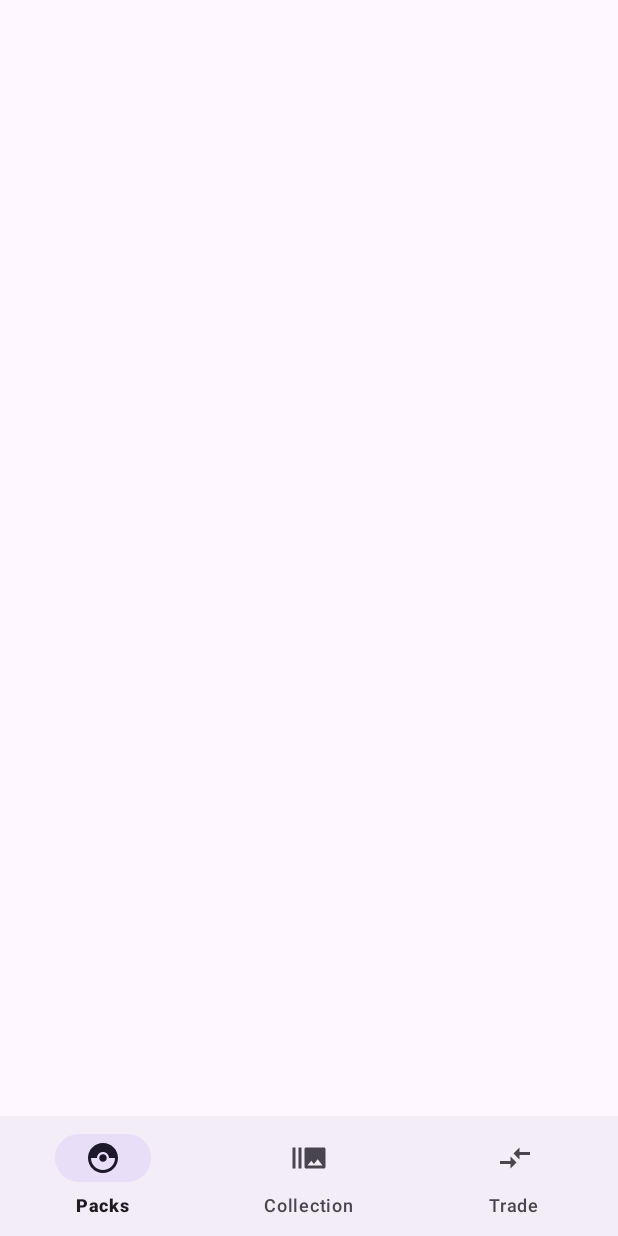
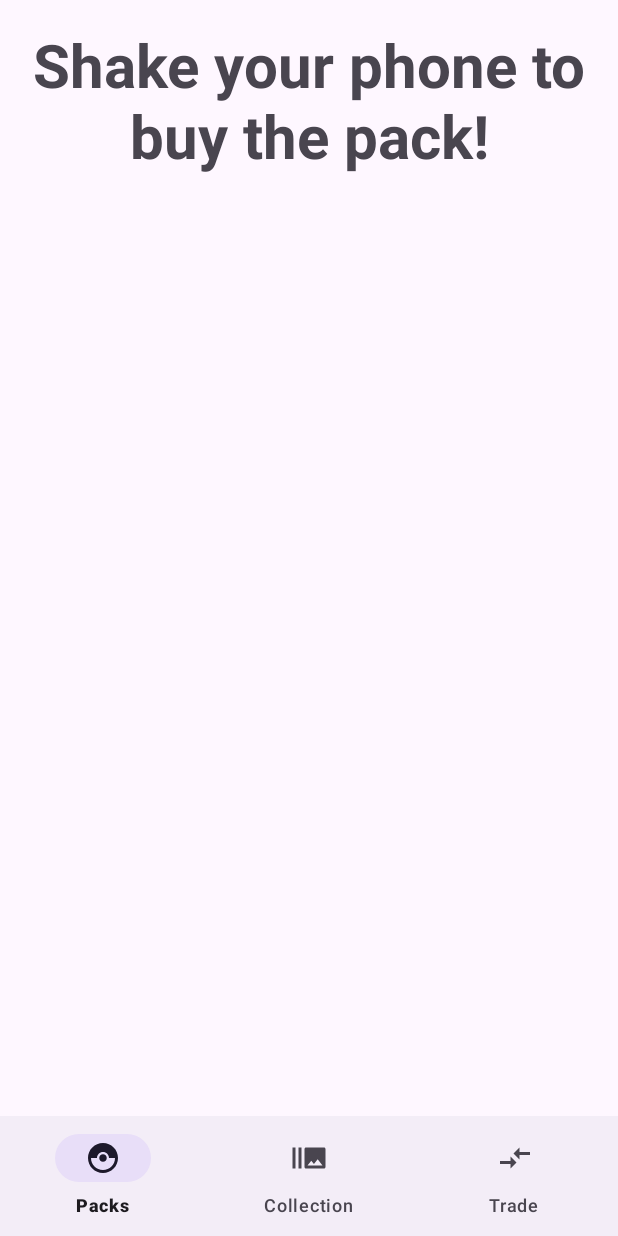
Before and after one commit to jonlanda/M335, an Android app: the screen it shows after launch (MainActivity), on a phone screen of 412 x 824 dp. Run offline under Robolectric (Android 15) with nearby library versions, the phone set to English and light mode, and no system bars; our stand-ins replace navigation-ui; 1 statement that could not run was skipped.

Commit message:
displaying pictures of characters in collection

```diff
--- a/app/src/main/AndroidManifest.xml
+++ b/app/src/main/AndroidManifest.xml
@@ -1,6 +1,7 @@
 <?xml version="1.0" encoding="utf-8"?>
 <manifest xmlns:android="http://schemas.android.com/apk/res/android"
     xmlns:tools="http://schemas.android.com/tools">
+    <uses-permission android:name="android.permission.INTERNET" />
 
     <application
         android:allowBackup="true"
@@ -21,8 +22,6 @@
                 <category android:name="android.intent.category.LAUNCHER" />
             </intent-filter>
         </activity>
-        <activity android:name=".CollectionActivity" android:exported="true">
-        </activity>
         <service
             android:name=".service.CharacterService"
             android:enabled="true"
--- a/app/src/main/java/ch/txispa/shaketcg/customs/CustomArrayAdapter.java
+++ b/app/src/main/java/ch/txispa/shaketcg/customs/CustomArrayAdapter.java
@@ -15,6 +15,7 @@ import com.squareup.picasso.Picasso;
 import java.util.List;
 
 import ch.txispa.shaketcg.R;
+import ch.txispa.shaketcg.database.entity.Character;
 
 public class CustomArrayAdapter extends ArrayAdapter<Character> {
     private Context mContext;
@@ -42,7 +43,7 @@ public class CustomArrayAdapter extends ArrayAdapter<Character> {
         Character character = getItem(position);
 
         if (character != null) {
-            Picasso.get().load(character.getImageLink()).placeholder(R.drawable.collection_icon).into(characterImageView);
+            Picasso.get().load(character.getPictureLink()).placeholder(R.drawable.collection_icon).into(characterImageView);
             characterNameTextView.setText(character.getName());
             characterSeriesTextView.setText("Series: " + character.getSeries());
             characterRarityTextView.setText("Rarity: " + character.getRarity());
--- a/app/src/main/java/ch/txispa/shaketcg/pages/CollectionFragment.java
+++ b/app/src/main/java/ch/txispa/shaketcg/pages/CollectionFragment.java
@@ -69,7 +69,6 @@ public class CollectionFragment extends Fragment {
     @Override
     public void onViewCreated(View view, Bundle savedInstanceState) {
         super.onViewCreated(view, savedInstanceState);
-
     }
 
     private void updateCollection(View view) {
--- a/app/src/main/res/layout/pack_fragment.xml
+++ b/app/src/main/res/layout/pack_fragment.xml
@@ -1,15 +1,24 @@
 <?xml version="1.0" encoding="utf-8"?>
 <androidx.constraintlayout.widget.ConstraintLayout xmlns:android="http://schemas.android.com/apk/res/android"
+    xmlns:tools="http://schemas.android.com/tools"
     android:layout_width="match_parent"
     android:layout_height="match_parent">
 
-    <LinearLayout xmlns:android="http://schemas.android.com/apk/res/android"
-        xmlns:tools="http://schemas.android.com/tools"
+    <LinearLayout
         android:layout_width="match_parent"
         android:layout_height="match_parent"
         android:orientation="vertical"
         android:padding="16dp"
-        tools:context=".RandomCharacterActivity">
+        tools:context=".RandomCharacterActivity"
+        android:textAlignment="center">
+
+        <TextView
+            android:layout_width="wrap_content"
+            android:layout_height="wrap_content"
+            android:text="@string/shake_instruction"
+            android:textAlignment="center"
+            android:textSize="40sp"
+            android:textStyle="bold" />
 
         <TextView
             android:id="@+id/randomCharacterInfoTextView"
@@ -17,7 +26,8 @@
             android:layout_height="wrap_content"
             android:text=""
             android:paddingTop="16dp"
-            android:textSize="18sp" />
+            android:textSize="18sp"
+            android:textAlignment="center"/>
 
     </LinearLayout>
 
--- a/app/src/main/res/values/strings.xml
+++ b/app/src/main/res/values/strings.xml
@@ -4,5 +4,7 @@
     <string name="title_collection">Collection</string>
     <string name="title_trade">Trade</string>
     <string name="character_image_description">Character Image</string>
+    <string name="shake_instruction">Shake your phone to buy the pack!</string>
+    <string name="collection_title">Your Collection</string>
 
 </resources>
```
Also changed, not shown: app/src/main/java/ch/txispa/shaketcg/CollectionActivity.java (deleted, +0 -89 lines), app/src/main/res/layout/collection_fragment.xml (+7 -0 lines), app/src/main/res/layout/collection_view.xml (deleted, +0 -31 lines).
